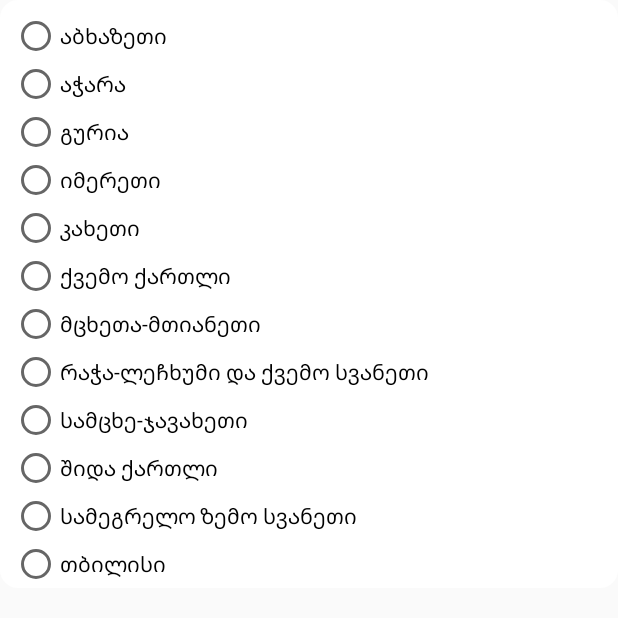
After one commit to DSC-Free-University-of-Tbilisi/iPolitician, an Android app: the layout choose_region.xml on its own in the app's theme, with its tools: preview values and no code run, on a phone screen of 412 x 824 dp. The commit adds this screen. Shown: the top 618 px of the screen. Run offline under Robolectric (Android 15) with nearby library versions, the phone set to English and light mode, and no system bars.

Commit message:
add regions v1

```diff
--- a/app/src/main/java/com/example/ipolitician/nav/profile/ProfileFragment.kt
+++ b/app/src/main/java/com/example/ipolitician/nav/profile/ProfileFragment.kt
@@ -31,7 +31,8 @@ class ProfileFragment : Fragment() {
     companion object {
         val ages = arrayListOf("Under 18", "18-24", "25-30", "31-40", "40-55", "56+")
         val genders = arrayListOf("Male", "Female", "Non-binary/third gender")
-        val regions = arrayListOf("coming soon - app feature")
+        val regions = arrayListOf("აბხაზეთი", "აჭარა", "გურია", "იმერეთი", "კახეთი", "ქვემო ქართლი", "მცხეთა-მთიანეთი",
+            "რაჭა-ლეჩხუმი და ქვემო სვანეთი", "სამცხე-ჯავახეთი", "შიდა ქართლი", "სამეგრელო ზემო სვანეთი", "თბილისი")
 
         fun setSpinner(spinner: Spinner, context: Context, arr: ArrayList<String>, position: Int = 0){
             if (spinner != null) {
--- a/app/src/main/java/com/example/ipolitician/structures/Election.kt
+++ b/app/src/main/java/com/example/ipolitician/structures/Election.kt
@@ -7,7 +7,8 @@ import kotlinx.android.parcel.Parcelize
 data class EV(
     val id: String = "",
     val title: String = "",
-    val candidates: List<String> = listOf()
+    val candidates: List<String> = listOf(),
+    val region: String = ""
 ) : Parcelable
 
 
--- a/app/src/main/java/com/example/ipolitician/structures/Problem.kt
+++ b/app/src/main/java/com/example/ipolitician/structures/Problem.kt
@@ -1,6 +1,7 @@
 package com.example.ipolitician.structures
 
 data class PV(
+    val region: String = "",
     val problem: String = "",
     val upvotes: Int = 0,
     val downvotes: Int = 0,
--- a/app/src/main/java/com/example/ipolitician/structures/User.kt
+++ b/app/src/main/java/com/example/ipolitician/structures/User.kt
@@ -4,5 +4,6 @@ data class User(
     val password: String = "",
     val phoneNumber: String = "",
     val age: Int = 1,
-    val gender: Int = 1
+    val gender: Int = 1,
+    val region: String = ""
 )
--- /dev/null
+++ b/app/src/main/res/layout/choose_region.xml
@@ -0,0 +1,91 @@
+<?xml version="1.0" encoding="utf-8"?>
+<androidx.constraintlayout.widget.ConstraintLayout xmlns:android="http://schemas.android.com/apk/res/android"
+    xmlns:app="http://schemas.android.com/apk/res-auto"
+    xmlns:tools="http://schemas.android.com/tools"
+    android:layout_width="match_parent"
+    android:layout_height="wrap_content"
+    android:background="@drawable/rounded_background">
+
+    <RadioGroup
+        android:layout_width="0dp"
+        android:layout_height="wrap_content"
+        android:layout_marginStart="8dp"
+        android:layout_marginTop="8dp"
+        android:layout_marginEnd="8dp"
+        app:layout_constraintEnd_toEndOf="parent"
+        app:layout_constraintStart_toStartOf="parent"
+        app:layout_constraintTop_toTopOf="parent">
+
+        <RadioButton
+            android:id="@+id/radioButton"
+            android:layout_width="match_parent"
+            android:layout_height="wrap_content"
+            android:text="აბხაზეთი" />
+
+        <RadioButton
+            android:id="@+id/radioButton2"
+            android:layout_width="match_parent"
+            android:layout_height="wrap_content"
+            android:text="აჭარა" />
+
+        <RadioButton
+            android:id="@+id/radioButton3"
+            android:layout_width="match_parent"
+            android:layout_height="wrap_content"
+            android:text="გურია" />
+
+        <RadioButton
+            android:id="@+id/radioButton4"
+            android:layout_width="match_parent"
+            android:layout_height="wrap_content"
+            android:text="იმერეთი" />
+
+        <RadioButton
+            android:id="@+id/radioButton5"
+            android:layout_width="match_parent"
+            android:layout_height="wrap_content"
+            android:text="კახეთი" />
+
+        <RadioButton
+            android:id="@+id/radioButton6"
+            android:layout_width="match_parent"
+            android:layout_height="wrap_content"
+            android:text="ქვემო ქართლი" />
+
+        <RadioButton
+            android:id="@+id/radioButton7"
+            android:layout_width="match_parent"
+            android:layout_height="wrap_content"
+            android:text="მცხეთა-მთიანეთი" />
+
+        <RadioButton
+            android:id="@+id/radioButton8"
+            android:layout_width="match_parent"
+            android:layout_height="wrap_content"
+            android:text="რაჭა-ლეჩხუმი და ქვემო სვანეთი" />
+
+        <RadioButton
+            android:id="@+id/radioButton9"
+            android:layout_width="match_parent"
+            android:layout_height="wrap_content"
+            android:text="სამცხე-ჯავახეთი" />
+
+        <RadioButton
+            android:id="@+id/radioButton10"
+            android:layout_width="match_parent"
+            android:layout_height="wrap_content"
+            android:text="შიდა ქართლი" />
+
+        <RadioButton
+            android:id="@+id/radioButton11"
+            android:layout_width="match_parent"
+            android:layout_height="wrap_content"
+            android:text="სამეგრელო ზემო სვანეთი" />
+
+        <RadioButton
+            android:id="@+id/radioButton12"
+            android:layout_width="match_parent"
+            android:layout_height="wrap_content"
+            android:text="თბილისი" />
+    </RadioGroup>
+</androidx.constraintlayout.widget.ConstraintLayout>
--- a/app/src/main/res/navigation/mobile_navigation.xml
+++ b/app/src/main/res/navigation/mobile_navigation.xml
@@ -40,9 +40,4 @@
         android:name="com.example.ipolitician.nav.profile.ProfileFragment"
         android:label="fragment_profile"
         tools:layout="@layout/fragment_profile" />
-    <fragment
-        android:id="@+id/blankFragment"
-        android:name="com.example.ipolitician.nav.map.BlankFragment"
-        android:label="fragment_blank"
-        tools:layout="@layout/fragment_blank" />
 </navigation>
--- a/app/src/main/res/values/colors.xml
+++ b/app/src/main/res/values/colors.xml
@@ -15,6 +15,10 @@
     <color name="lightButtonColorStart">#FFC636</color>
     <color name="lightButtonColorEnd">#FF830A</color>
 
+    <color name="upVoteClr"> #00ff04 </color>
+    <color name="downVoteClr"> #ff0000 </color>
+    <color name="totVoteClr"> #FF9800 </color>
+    <color name="noVoteClr"> #FFFFFF </color>
 
 <!--    graphic colors-->
     <color name="red">#FF0000</color>
--- a/app/src/main/res/values/styles.xml
+++ b/app/src/main/res/values/styles.xml
@@ -43,6 +43,7 @@
     </style>
 
     <style name="SwitchCompatTheme" >
+        <item name="android:textColor"> @color/darkButtonColorStart </item>
         <item name="colorControlActivated"> @color/darkButtonColorStart </item>
     </style>
 
```
Also changed, not shown: app/src/main/java/com/example/ipolitician/MainActivity.kt (+13 -4 lines), app/src/main/java/com/example/ipolitician/nav/map/BlankFragment.kt (deleted, +0 -104 lines), app/src/main/java/com/example/ipolitician/nav/problems/ProblemsFragment.kt (+19 -17 lines), app/src/main/java/com/example/ipolitician/nav/publics/PublicFragment.kt (+13 -3 lines), app/src/main/java/com/example/ipolitician/recycler/ElectionRecyclerViewAdapter.kt (+10 -0 lines), app/src/main/java/com/example/ipolitician/recycler/ProblemsRecyclerViewAdapter.kt (+17 -15 lines), app/src/main/java/com/example/ipolitician/recycler/ProblemsRecyclerViewHolder.kt (+29 -8 lines), app/src/main/res/layout/fragment_blank.xml (deleted, +0 -17 lines), app/src/main/res/layout/fragment_public_pager.xml (+26 -0 lines), app/src/main/res/menu/activity_main_drawer.xml (+5 -7 lines).
